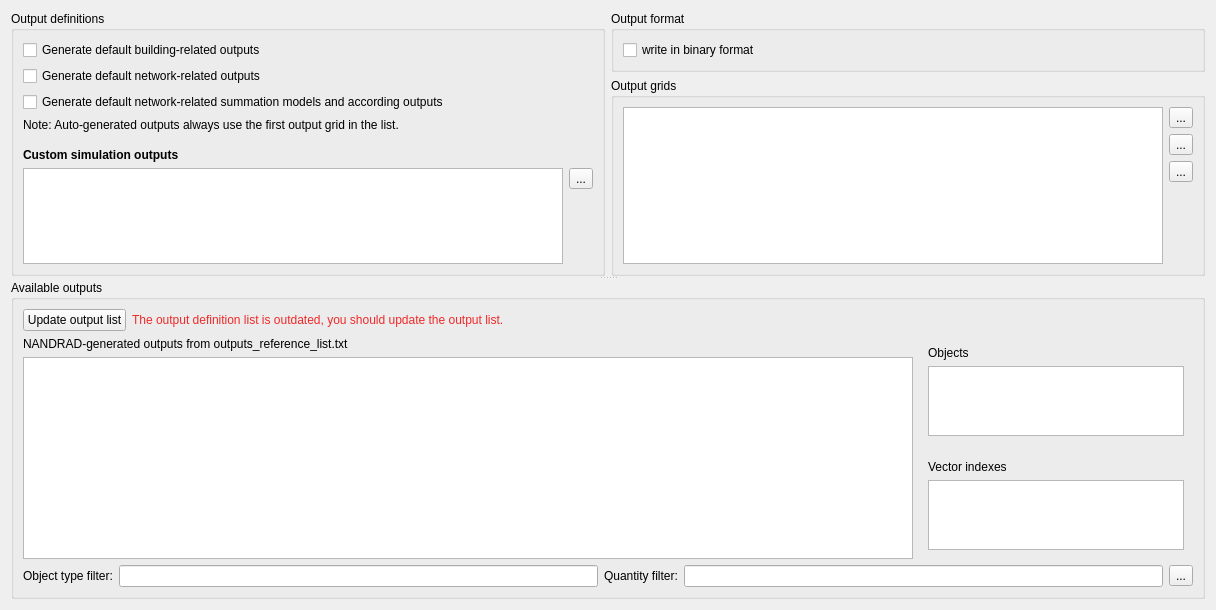
Old version of the form SIM-VICUS/src/SVSimulationOutputOptions.ui in the repository ghorwin/SIM-VICUS.
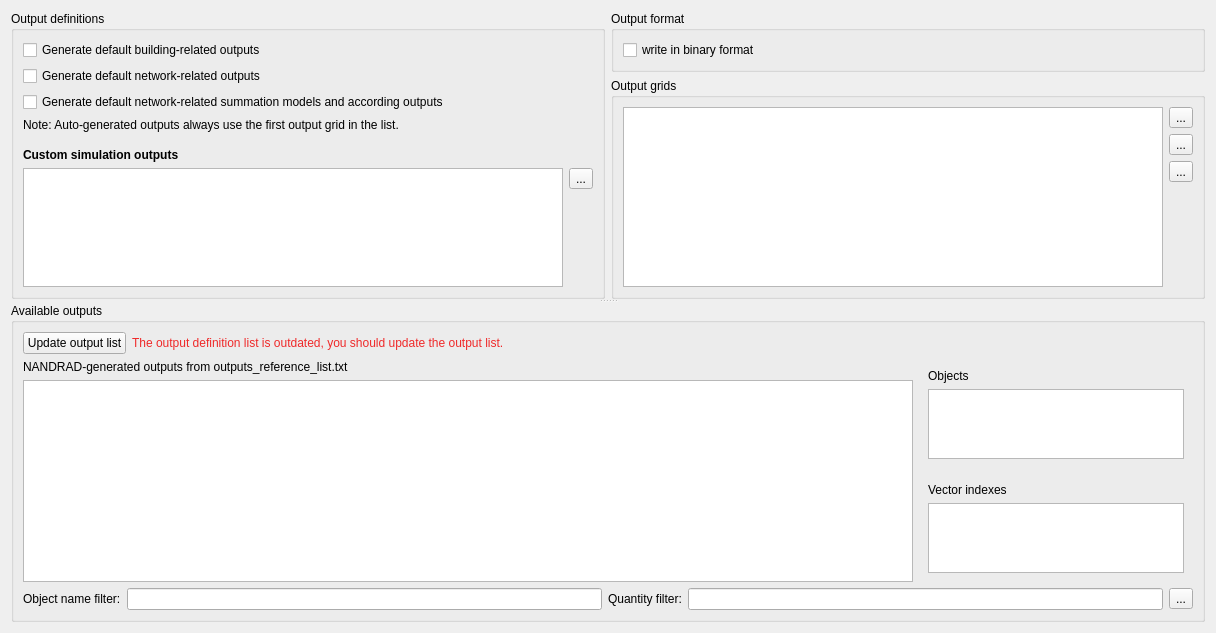
New version of the form. Icons and pictures are not drawn.

Commit message: Added filtering of outputs

```diff
--- a/SIM-VICUS/src/SVSimulationOutputOptions.ui
+++ b/SIM-VICUS/src/SVSimulationOutputOptions.ui
@@ -7,7 +7,7 @@
     <x>0</x>
     <y>0</y>
     <width>1216</width>
-    <height>610</height>
+    <height>633</height>
    </rect>
   </property>
   <property name="windowTitle">
@@ -391,7 +391,7 @@
          <item>
           <widget class="QLabel" name="label">
            <property name="text">
-            <string>Object type filter:</string>
+            <string>Object name filter:</string>
            </property>
           </widget>
          </item>
```
The commit also changes 2 other files.
